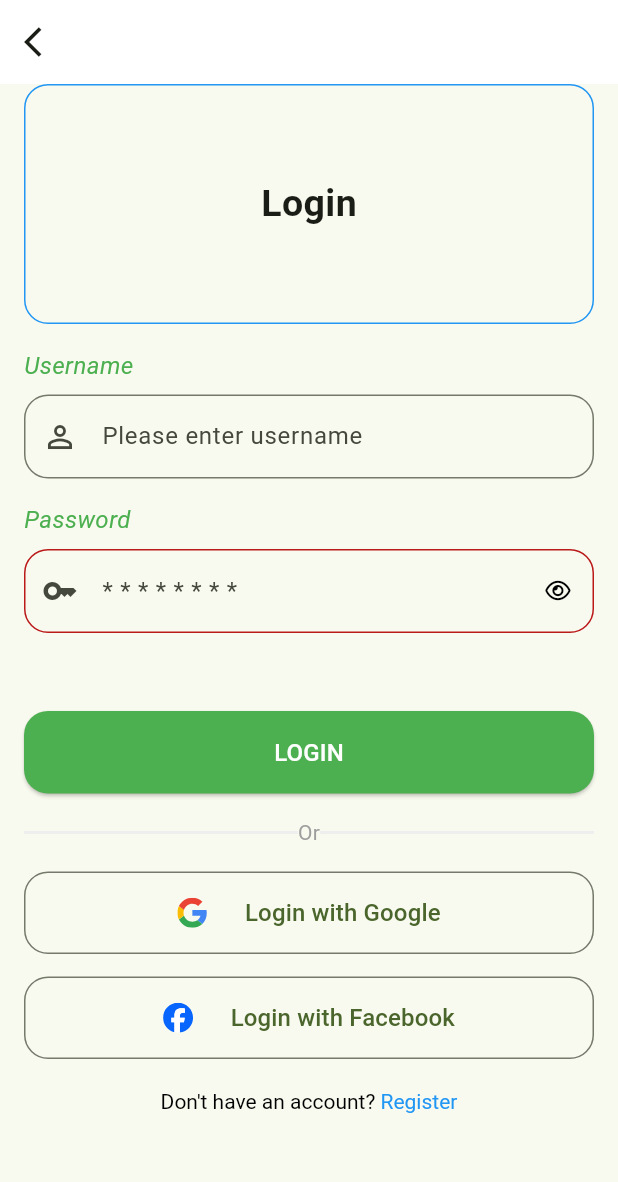
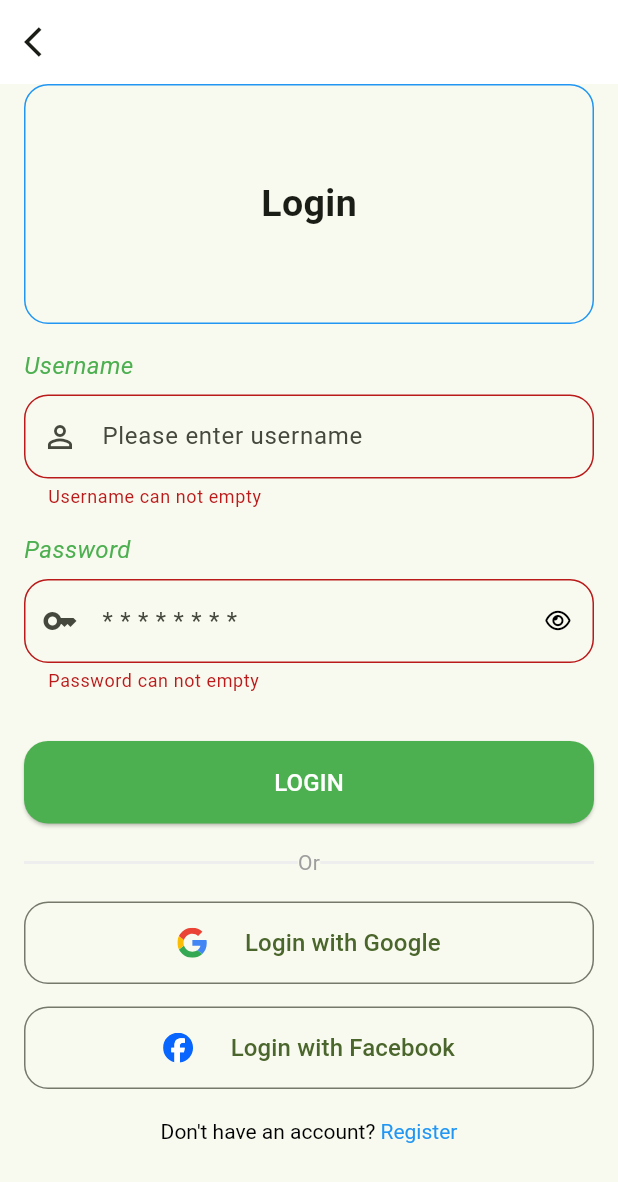
Before and after one commit to mike1tesla/flutter_iot, a Flutter app: the Page screen opened directly, after a tap on "LOGIN", on a phone screen of 412 x 824 dp. Shown: the top 1182 px of the screen. Run offline on Flutter 3.47's test engine with Material 3 defaults, Android fonts, the phone set to English and light mode, and no system bars; our stand-ins replace equatable, firebase_core, flutter_bloc, flutter_svg, font_awesome_flutter; accounts and stored records are empty.

Commit message:
Login Form

```diff
--- a/lib/src/features/authentication/login/bloc/login_cubit.dart
+++ b/lib/src/features/authentication/login/bloc/login_cubit.dart
@@ -1,25 +1,18 @@
-import 'package:bloc/bloc.dart';
+import 'package:equatable/equatable.dart';
+import 'package:flutter_bloc/flutter_bloc.dart';
 import 'package:iot_app/src/utils/enum/load_status.dart';
-import 'package:iot_app/src/models/login.dart';
-import 'package:iot_app/src/repositories/api/api.dart';
-import 'package:meta/meta.dart';
 
-import '../../../../utils/enum/load_status.dart';
+
 
 part 'login_state.dart';
 
 class LoginCubit extends Cubit<LoginState> {
-  final Api api;
 
-  LoginCubit(this.api) : super(const LoginState.init());
+  LoginCubit() : super(const LoginState.init());
 
-  Future<void> checkLogin(Login login) async{
-    emit(state.copyWith(loadStatus: LoadStatus.Loading));
-    var result = await api.checkLogin(login);
-    if(result){
-      emit(state.copyWith(loadStatus: LoadStatus.Done));
-    } else {
-      emit(state.copyWith(loadStatus: LoadStatus.Error));
-    }
+
+  Future<void> loginWithEmailAndPassword(String email, String password) async {
+  // Todo: thực hiện gọi hàm login
+    print("Username: $email , Password: $password");
   }
 }
--- a/lib/src/features/authentication/login/bloc/login_state.dart
+++ b/lib/src/features/authentication/login/bloc/login_state.dart
@@ -1,50 +1,20 @@
 part of 'login_cubit.dart';
 
+class LoginState extends Equatable {
+  final LoadStatus loadStatus;
 
-
-class LoginState {
-  final LoadStatus loadStatus;
+  const LoginState({required this.loadStatus});
 
   const LoginState.init({
     this.loadStatus = LoadStatus.Init,
   });
-//<editor-fold desc="Data Methods">
-  const LoginState({
-    required this.loadStatus,
-  });
 
   @override
-  bool operator ==(Object other) =>
-      identical(this, other) ||
-      (other is LoginState && runtimeType == other.runtimeType && loadStatus == other.loadStatus);
+  List<Object?> get props => [loadStatus];
 
-  @override
-  int get hashCode => loadStatus.hashCode;
-
-  @override
-  String toString() {
-    return 'LoginState{' + ' loadStatus: $loadStatus,' + '}';
-  }
-
-  LoginState copyWith({
-    LoadStatus? loadStatus,
-  }) {
+  LoginState copyWith({LoadStatus? loadStatus}) {
     return LoginState(
       loadStatus: loadStatus ?? this.loadStatus,
     );
   }
-
-  Map<String, dynamic> toMap() {
-    return {
-      'loadStatus': this.loadStatus,
-    };
-  }
-
-  factory LoginState.fromMap(Map<String, dynamic> map) {
-    return LoginState(
-      loadStatus: map['loadStatus'] as LoadStatus,
-    );
-  }
-
-//</editor-fold>
 }
--- a/lib/src/features/authentication/login/build_form_login.dart
+++ b/lib/src/features/authentication/login/build_form_login.dart
@@ -1,24 +1,33 @@
 import 'package:flutter/material.dart';
+import 'package:flutter_bloc/flutter_bloc.dart';
 import 'package:font_awesome_flutter/font_awesome_flutter.dart';
+import 'package:iot_app/src/features/authentication/login/bloc/login_cubit.dart';
 
 class BuildFormLogin extends StatefulWidget {
   const BuildFormLogin({
     super.key,
   });
+
   @override
   State<BuildFormLogin> createState() => _BuildFormLoginState();
 }
 
 class _BuildFormLoginState extends State<BuildFormLogin> {
   final _formKey = GlobalKey<FormState>();
+  final emailEditingController = TextEditingController();
+  final passwordEditingController = TextEditingController();
   bool _obscureText = true;
+
   void _toggle() {
     setState(() {
       _obscureText = !_obscureText;
     });
   }
+
   @override
   Widget build(BuildContext context) {
+    return BlocBuilder<LoginCubit, LoginState>(
+      builder: (context, state) {
         return Form(
           key: _formKey,
           child: Column(
@@ -27,6 +36,7 @@ class _BuildFormLoginState extends State<BuildFormLogin> {
               const Text("Username", style: TextStyle(fontSize: 16, color: Colors.green, fontStyle: FontStyle.italic)),
               const SizedBox(height: 8),
               TextFormField(
+                controller: emailEditingController,
                 decoration: InputDecoration(
                   prefixIcon: const Icon(Icons.person_outline_outlined),
                   hintText: "Please enter username",
@@ -34,11 +44,24 @@ class _BuildFormLoginState extends State<BuildFormLogin> {
                     borderRadius: BorderRadius.circular(16),
                   ),
                 ),
+                validator: (value) {
+                  final RegExp _emailRegExp = RegExp(
+                    r'^[a-zA-Z0-9.!#$%&’*+/=?^_`{|}~-]+@[a-zA-Z0-9-]+(?:\.[a-zA-Z0-9-]+)*$',
+                  );
+                  if (value == null || value.isEmpty) {
+                    return "Username can not empty";
+                  } else if (_emailRegExp.hasMatch(value)) {
+                    return null;
+                  } else {
+                    return "Email invalid";
+                  }
+                },
               ),
               const SizedBox(height: 16),
               const Text("Password", style: TextStyle(fontSize: 16, color: Colors.green, fontStyle: FontStyle.italic)),
               const SizedBox(height: 8),
               TextFormField(
+                controller: passwordEditingController,
                 decoration: InputDecoration(
                   prefixIcon: const Icon(Icons.key_outlined),
                   hintText: "* * * * * * * *",
@@ -48,9 +71,7 @@ class _BuildFormLoginState extends State<BuildFormLogin> {
                   suffixIcon: GestureDetector(
                     onTap: _toggle,
                     child: Icon(
-                  _obscureText
-                      ? FontAwesomeIcons.eye
-                      : FontAwesomeIcons.eyeSlash,
+                      _obscureText ? FontAwesomeIcons.eye : FontAwesomeIcons.eyeSlash,
                       color: Colors.black,
                       size: 15,
                     ),
@@ -59,7 +80,10 @@ class _BuildFormLoginState extends State<BuildFormLogin> {
                 obscureText: _obscureText,
                 validator: (value) {
                   if (value == null || value.isEmpty) {
-                return '';
+                    return 'Password can not empty';
+                  }
+                  if (value.length < 6) {
+                    return "Password invalid";
                   }
                   return null;
                 },
@@ -67,8 +91,14 @@ class _BuildFormLoginState extends State<BuildFormLogin> {
               const SizedBox(height: 32),
               ElevatedButton(
                 onPressed: () {
-              if(_formKey.currentState!.validate()){
-
+                  final email = emailEditingController.text;
+                  final password = passwordEditingController.text;
+                  var isValid = _formKey.currentState?.validate() ?? false;
+                  if (isValid) {
+                    //   Thực hiện CallAPI hoặc Login
+                    context.read<LoginCubit>().loginWithEmailAndPassword(email, password);
+                  } else {
+                    //   Không làm gì
                   }
                 },
                 style: ElevatedButton.styleFrom(
@@ -81,5 +111,8 @@ class _BuildFormLoginState extends State<BuildFormLogin> {
             ],
           ),
         );
+        ;
+      },
+    );
   }
 }
--- a/lib/src/features/authentication/login/login_screen.dart
+++ b/lib/src/features/authentication/login/login_screen.dart
@@ -4,7 +4,6 @@ import 'package:flutter_bloc/flutter_bloc.dart';
 import 'package:flutter_svg/flutter_svg.dart';
 import 'package:iot_app/src/features/authentication/login/bloc/login_cubit.dart';
 import 'package:iot_app/src/features/authentication/signup/signup_screen.dart';
-import 'package:iot_app/src/repositories/api/api.dart';
 
 import 'build_form_login.dart';
 
@@ -16,7 +15,7 @@ class LoginScreen extends StatelessWidget {
   @override
   Widget build(BuildContext context) {
     return BlocProvider(
-      create: (context) => LoginCubit(context.read<Api>()),
+      create: (context) => LoginCubit(),
       child: Page(),
     );
   }
--- a/lib/src/features/authentication/signup/signup_screen.dart
+++ b/lib/src/features/authentication/signup/signup_screen.dart
@@ -1,5 +1,3 @@
-import 'package:flutter/cupertino.dart';
-import 'package:flutter/gestures.dart';
 import 'package:flutter/material.dart';
 import 'package:flutter_svg/svg.dart';
 import 'package:font_awesome_flutter/font_awesome_flutter.dart';
--- a/lib/src/models/login.dart
+++ b/lib/src/models/login.dart
@@ -2,29 +2,9 @@ class Login {
   final String username;
   final String password;
 
-//<editor-fold desc="Data Methods">
-  const Login({
-    required this.username,
-    required this.password,
-  });
+  const Login({required this.username, required this.password});
 
-  @override
-  bool operator ==(Object other) =>
-      identical(this, other) ||
-      (other is Login && runtimeType == other.runtimeType && username == other.username && password == other.password);
-
-  @override
-  int get hashCode => username.hashCode ^ password.hashCode;
-
-  @override
-  String toString() {
-    return 'Login{' + ' username: $username,' + ' password: $password,' + '}';
-  }
-
-  Login copyWith({
-    String? username,
-    String? password,
-  }) {
+  Login copyWith({String? username, String? password}) {
     return Login(
       username: username ?? this.username,
       password: password ?? this.password,
@@ -32,10 +12,7 @@ class Login {
   }
 
   Map<String, dynamic> toMap() {
-    return {
-      'username': this.username,
-      'password': this.password,
-    };
+    return {'username': this.username, 'password': this.password};
   }
 
   factory Login.fromMap(Map<String, dynamic> map) {
@@ -44,6 +21,4 @@ class Login {
       password: map['password'] as String,
     );
   }
-
-//</editor-fold>
 }
```
Also changed, not shown: lib/main.dart (+8 -2 lines), lib/src/features/authentication/signup/signup_cubit.dart (added, +8 -0 lines), lib/src/features/authentication/signup/signup_state.dart (added, +8 -0 lines). Lines whose indentation alone changed are shown as unchanged.
